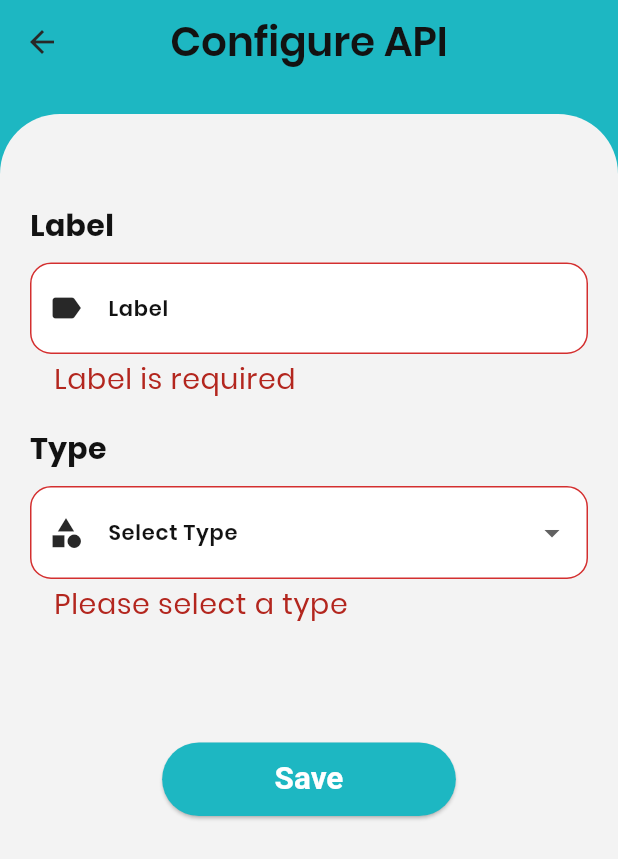
After one commit to RabebYakoubi/frontend_wepay, a Flutter app: the ConfigurationPage screen opened directly, after a tap on "Save", on a phone screen of 412 x 824 dp. The commit adds this screen. Shown: the top 859 px of the screen. Run offline on Flutter 3.47's test engine with Material 3 defaults, Android fonts, the phone set to English and light mode, and no system bars; our stand-ins replace flutter_svg, form_field_validator.

Commit message:
Ajout des fichiers du projet

```diff
--- a/lib/main.dart
+++ b/lib/main.dart
@@ -1,6 +1,5 @@
 import 'package:flutter/material.dart';
 import 'package:frontend_wepay/screens/paiement_page.dart';
-//import 'package:frontend_wepay/screens/launch.dart';
 import 'package:frontend_wepay/utils/theme.dart';
 
 
--- /dev/null
+++ b/lib/screens/integrated/configuration_page.dart
@@ -0,0 +1,280 @@
+import 'package:flutter/cupertino.dart';
+import 'package:flutter/material.dart';
+import 'package:form_field_validator/form_field_validator.dart';
+import 'package:frontend_wepay/screens/integrated/services_page.dart';
+import 'package:frontend_wepay/utils/constants/colors.dart';
+
+class ConfigurationPage extends StatefulWidget {
+  const ConfigurationPage({super.key});
+
+  @override
+  State<ConfigurationPage> createState() => _ConfigurationPageState();
+}
+
+class _ConfigurationPageState extends State<ConfigurationPage> {
+  late TextEditingController _labelleController;
+  late String? _selectedType;
+  late TextEditingController _urlController;
+  late TextEditingController _nbserviceController;
+  late String? _selectedSecurityType;
+  late TextEditingController _codesecuriteController;
+  late GlobalKey<FormState> _formkey;
+
+  bool _isObscure = true;
+  //bool _isObscureConfirm = true;
+
+  @override
+  void initState() {
+    super.initState();
+    _labelleController = TextEditingController();
+    _urlController = TextEditingController();
+    _nbserviceController = TextEditingController();
+    _codesecuriteController = TextEditingController();
+    _selectedType = null;
+    _selectedSecurityType = null;
+    _formkey = GlobalKey<FormState>();
+  }
+
+  @override
+  void dispose() {
+    _labelleController.dispose();
+    _urlController.dispose();
+    _nbserviceController.dispose();
+    _codesecuriteController.dispose();
+    super.dispose();
+  }
+
+  @override
+  Widget build(BuildContext context) {
+    return Scaffold(
+      backgroundColor: TColors.kPrimaryColor,
+              appBar: AppBar(
+          title: Text(
+            "Configure API",
+            style: Theme.of(context).textTheme.headlineMedium!,
+          ),
+      ),
+      body: Column(
+        children: [
+          const SizedBox(height: 20),
+          Expanded(
+            child: Container(
+              width: double.infinity,
+              decoration: const BoxDecoration(
+                color: TColors.kLightGrey,
+                borderRadius: BorderRadius.only(
+                  topLeft: Radius.circular(40),
+                  topRight: Radius.circular(40),
+                ),
+              ),
+              child: Padding(
+                padding: const EdgeInsets.all(20),
+                child: SingleChildScrollView(
+                  child: Form(
+                    key: _formkey,
+                    child: Column(
+                      crossAxisAlignment: CrossAxisAlignment.start,
+                      children: [
+                        const SizedBox(height: 40),
+
+                        // Labelle
+                        const Text("Label", style: TextStyle(fontSize: 20, fontWeight: FontWeight.bold)),
+                        const SizedBox(height: 10),
+                        TextFormField(
+                          controller: _labelleController,
+                          decoration: _buildInputDecoration("Label", Icons.label),
+                          validator: RequiredValidator(errorText: "Label is required"),
+                        ),
+
+                        const SizedBox(height: 20),
+
+                        // Type Dropdown
+                        const Text("Type", style: TextStyle(fontSize: 20, fontWeight: FontWeight.bold)),
+                        const SizedBox(height: 10),
+                        DropdownButtonFormField<String>(
+                          value: _selectedType,
+                          items: ['Rest',' Soap', 'Graphql']
+                              .map((type) => DropdownMenuItem(value: type, child: Text(type)))
+                              .toList(),
+                          decoration: _buildInputDecoration("Select Type", Icons.category),
+                          onChanged: (value) => setState(() => _selectedType = value),
+                          validator: (value) => value == null ? "Please select a type" : null,
+                        ),
+
+                        const SizedBox(height: 20),
+
+                      if (_selectedType == 'Rest') ...[
+                        // URL
+                        const Text("API URL", style: TextStyle(fontSize: 20, fontWeight: FontWeight.bold)),
+                        const SizedBox(height: 10),
+                        TextFormField(
+                          controller: _urlController,
+                          decoration: _buildInputDecoration("URL", Icons.link),
+                          validator: RequiredValidator(errorText: "URL is required"),
+                        ),
+
+                        const SizedBox(height: 20),
+
+                        // Number of Services
+                        const Text("Number of Services", style: TextStyle(fontSize: 20, fontWeight: FontWeight.bold)),
+                        const SizedBox(height: 10),
+                        TextFormField(
+                          controller: _nbserviceController,
+                          keyboardType: TextInputType.number,
+                          decoration: _buildInputDecoration("Number of Services", Icons.confirmation_number),
+                          validator: RequiredValidator(errorText: "Champ requis"),
+                        ),
+
+                        const SizedBox(height: 20),
+
+                        // Type de sécurité
+                        const Text("Security Type", style: TextStyle(fontSize: 20, fontWeight: FontWeight.bold)),
+                        const SizedBox(height: 10),
+                        DropdownButtonFormField<String>(
+                          value: _selectedSecurityType,
+                          items: ['JWT', 'OAuth2', 'API Key','Bearer']
+                              .map((type) => DropdownMenuItem(value: type, child: Text(type)))
+                              .toList(),
+                          decoration: _buildInputDecoration("Security Type", Icons.security),
+                          onChanged: (value) => setState(() => _selectedSecurityType = value),
+                          validator: (value) => value == null ? "Please select a type" : null,
+                        ),
+
+                        const SizedBox(height: 20),
+
+                        // Code sécurité
+                        _buildSecurityCodeField(),
+                    ],
+                        const SizedBox(height: 60),
+
+                        Align(
+                          child: ElevatedButton(
+                            onPressed: () {
+                              if (_formkey.currentState!.validate()) {
+                                int nbServices = int.tryParse(_nbserviceController.text) ?? 0;
+                                print("Configuration validée");
+                              Navigator.push(
+                                context,
+                                MaterialPageRoute(builder: (context) =>  ServicesPage(numberOfServices: nbServices)),
+                              );
+                              } else {
+                                print("Erreur de validation");
+                              }
+                            },
+                            child: const Text(
+                              "Save",
+                              style: TextStyle(fontSize: 21, fontWeight: FontWeight.bold, color: Colors.white),
+                            ),
+                          ),
+                        ),
+                      ],
+                    ),
+                  ),
+                ),
+              ),
+            ),
+          ),
+        ],
+      ),
+    );
+  }
+
+  InputDecoration _buildInputDecoration(String label, IconData icon) {
+    return InputDecoration(
+      filled: true,
+      fillColor: Colors.white,
+      labelText: label,
+      prefixIcon: Icon(icon),
+      border: OutlineInputBorder(borderRadius: BorderRadius.circular(20)),
+    );
+  }
+
+  InputDecoration _buildPasswordInput(String label, bool isObscure, VoidCallback toggle) {
+    return InputDecoration(
+      filled: true,
+      fillColor: Colors.white,
+      labelText: label,
+      prefixIcon: const Icon(Icons.lock),
+      suffixIcon: IconButton(
+        icon: Icon(isObscure ? CupertinoIcons.eye_slash : CupertinoIcons.eye),
+        onPressed: toggle,
+      ),
+      border: OutlineInputBorder(borderRadius: BorderRadius.circular(20)),
+    );
+  }
+
+  Widget _buildSecurityCodeField() {
+  if (_selectedSecurityType == null) return const SizedBox();
+
+  switch (_selectedSecurityType) {
+    case 'JWT':
+    case 'Bearer':
+      return Column(
+        crossAxisAlignment: CrossAxisAlignment.start,
+        children: [
+          Text("Token ${_selectedSecurityType!}",
+              style: const TextStyle(fontSize: 20, fontWeight: FontWeight.bold)),
+          const SizedBox(height: 10),
+          TextFormField(
+            controller: _codesecuriteController,
+            obscureText: _isObscure,
+            decoration: _buildPasswordInput("Token", _isObscure, () {
+              setState(() => _isObscure = !_isObscure);
+            }),
+            validator: RequiredValidator(errorText: "Champ requis"),
+          ),
+        ],
+      );
+
+    case 'OAuth2':
+      return Column(
+        crossAxisAlignment: CrossAxisAlignment.start,
+        children: [
+          const Text("OAuth2 Token",
+              style: TextStyle(fontSize: 20, fontWeight: FontWeight.bold)),
+          const SizedBox(height: 10),
+          Row(
+            children: [
+              Expanded(
+                child: TextFormField(
+                  controller: _codesecuriteController,
+                  decoration: _buildInputDecoration("Access Token", Icons.lock_outline),
+                  validator: RequiredValidator(errorText: "Champ requis"),
+                ),
+              ),
+              const SizedBox(width: 10),
+              ElevatedButton(
+                onPressed: () {
+                  // Ici, tu peux implémenter la logique de récupération du token OAuth2 via une API.
+                  ScaffoldMessenger.of(context).showSnackBar(
+                    const SnackBar(content: Text("Fetching OAuth2 token...")),
+                  );
+                },
+                child: const Text("Get Token"),
+              )
+            ],
+          ),
+        ],
+      );
+
+    case 'API Key':
+      return Column(
+        crossAxisAlignment: CrossAxisAlignment.start,
+        children: [
+          const Text("API Key",
+              style: TextStyle(fontSize: 20, fontWeight: FontWeight.bold)),
+          const SizedBox(height: 10),
+          TextFormField(
+            controller: _codesecuriteController,
+            decoration: _buildInputDecoration("Enter API Key", Icons.vpn_key),
+            validator: RequiredValidator(errorText: "Champ requis"),
+          ),
+        ],
+      );
+
+    default:
+      return const SizedBox();
+  }
+}
+
+}
--- a/lib/screens/boarding.dart
+++ b/lib/screens/launch/boarding.dart
@@ -1,6 +1,6 @@
 import 'package:flutter/material.dart';
-import 'package:frontend_wepay/screens/home_page.dart';
-import '../controllers/onboarding_controller.dart';
+import 'package:frontend_wepay/screens/launch/home_page.dart';
+import '../../controllers/onboarding_controller.dart';
 import 'package:frontend_wepay/utils/constants/colors.dart';
 
 class BoardingView extends StatefulWidget {
--- a/lib/screens/home_page.dart
+++ b/lib/screens/launch/home_page.dart
@@ -1,7 +1,7 @@
 import 'package:flutter/material.dart';
-import 'package:frontend_wepay/screens/login_page.dart';
-import 'package:frontend_wepay/screens/password_page.dart';
-import 'package:frontend_wepay/screens/signup_page.dart';
+import 'package:frontend_wepay/screens/launch/login_page.dart';
+import 'package:frontend_wepay/screens/launch/password_page.dart';
+import 'package:frontend_wepay/screens/launch/signup_page.dart';
 import 'package:frontend_wepay/utils/constants/colors.dart';
 
 class HomePage extends StatelessWidget {
--- a/lib/screens/launch.dart
+++ b/lib/screens/launch/launch.dart
@@ -1,7 +1,7 @@
 import 'dart:async';
 
 import 'package:flutter/material.dart';
-import 'package:frontend_wepay/screens/boarding.dart';
+import 'package:frontend_wepay/screens/launch/boarding.dart';
 import 'package:frontend_wepay/utils/constants/colors.dart';
 
 class Launch extends StatefulWidget {
```
Also changed, not shown: lib/screens/integrated/services_page.dart (added, +176 -0 lines), lib/screens/paiement_page.dart (+32 -2 lines), lib/screens/testbottomsheet.dart (+20 -21 lines), lib/screens/free/free_page.dart (renamed from lib/screens/free_page.dart), lib/screens/launch/login_page.dart (renamed from lib/screens/login_page.dart), lib/screens/launch/password_page.dart (renamed from lib/screens/password_page.dart), lib/screens/launch/signup_page.dart (renamed from lib/screens/signup_page.dart).
